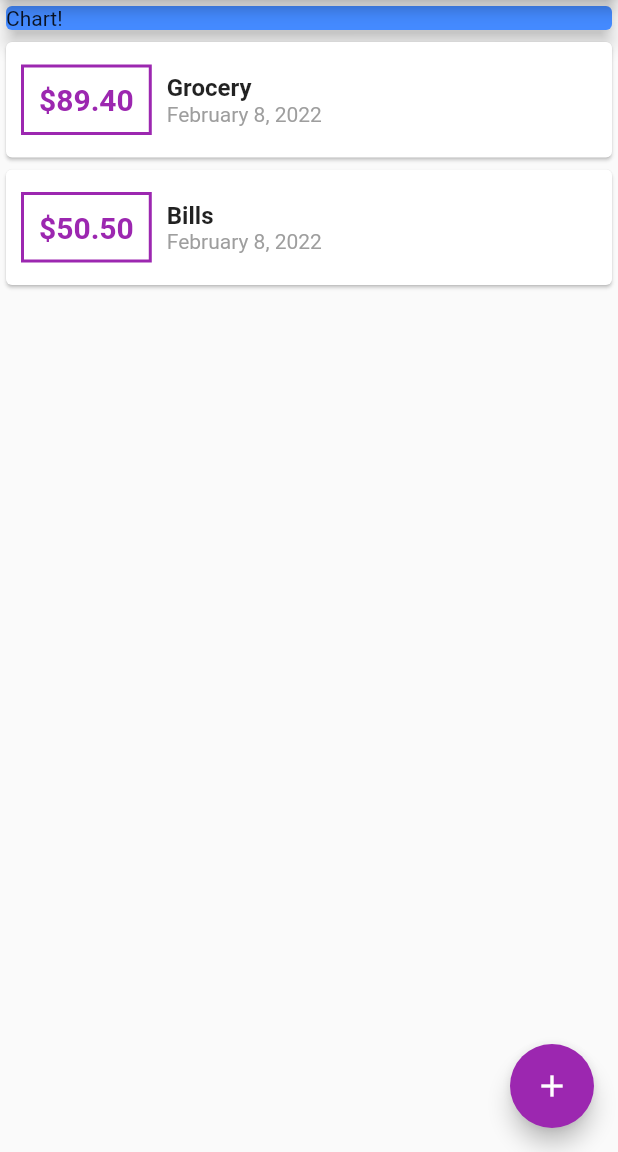
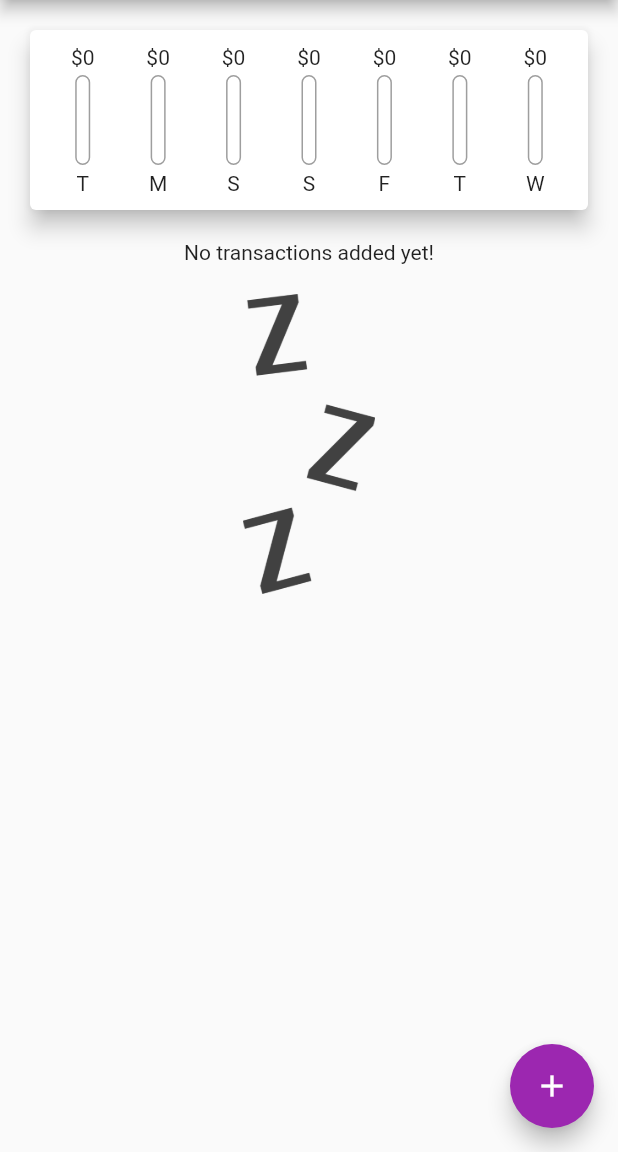
Before and after one commit to MahmoudNafea/expenses-flutter-app, a Flutter app: the screen it shows after launch, on a phone screen of 412 x 824 dp, the part 84-1236 px from its top. Run offline on Flutter 3.47's test engine with Material 2 defaults, Android fonts, the phone set to English and light mode, and no system bars.

Commit message:
working on transaction bar widget

```diff
--- a/lib/main.dart
+++ b/lib/main.dart
@@ -1,6 +1,7 @@
 import 'package:flutter/material.dart';
 import './widgets/new-transaction.dart';
 import '../widgets/transaction-list.dart';
+import '../widgets/chart.dart';
 import '../models/transaction.dart';
 
 void main() {
@@ -27,19 +28,29 @@ class MyHomePage extends StatefulWidget {
 
 class _MyHomePageState extends State<MyHomePage> {
   final List<Transaction> transactions = [
-    Transaction(
-      id: 'a1',
-      title: 'Grocery',
-      amount: 89.4,
-      date: DateTime.now(),
-    ),
-    Transaction(
-      id: 'a2',
-      title: 'Bills',
-      amount: 50.5,
-      date: DateTime.now(),
-    ),
+    // Transaction(
+    //   id: 'a1',
+    //   title: 'Grocery',
+    //   amount: 89.4,
+    //   date: DateTime.now(),
+    // ),
+    // Transaction(
+    //   id: 'a2',
+    //   title: 'Bills',
+    //   amount: 50.5,
+    //   date: DateTime.now(),
+    // ),
   ];
+
+  List<Transaction> get recentTransactions {
+    return transactions.where((element) {
+      return element.date.isAfter(
+        DateTime.now().subtract(
+          Duration(days: 7),
+        ),
+      );
+    }).toList();
+  }
 
   void _addNewTransaction(String title, double amount) {
     final newTx = Transaction(
@@ -77,14 +88,7 @@ class _MyHomePageState extends State<MyHomePage> {
       body: SingleChildScrollView(
         child: Column(
           children: [
-            Container(
-              child: Card(
-                child: Text('Chart!'),
-                elevation: 5,
-                color: Colors.blueAccent,
-              ),
-              width: double.infinity,
-            ),
+            Chart(recentTransactions),
             TransactionList(transactions),
           ],
         ),
--- /dev/null
+++ b/lib/widgets/chart-bar.dart
@@ -0,0 +1,46 @@
+import 'package:flutter/material.dart';
+
+class ChartBar extends StatelessWidget {
+  final String label;
+  final double spendingAmount;
+  final double spendingPercentage;
+
+  ChartBar(this.label, this.spendingAmount, this.spendingPercentage);
+  @override
+  Widget build(BuildContext context) {
+    return Column(
+      children: [
+        FittedBox(child: Text('\$${spendingAmount.toStringAsFixed(0)}')),
+        SizedBox(
+          height: 4,
+        ),
+        Container(
+          height: 60,
+          width: 10,
+          child: Stack(
+            children: [
+              Container(
+                decoration: BoxDecoration(
+                    border: Border.all(color: Colors.grey, width: 1),
+                    color: Color.fromRGBO(220, 220, 220, 0),
+                    borderRadius: BorderRadius.circular(10)),
+              ),
+              FractionallySizedBox(
+                heightFactor: spendingPercentage,
+                child: Container(
+                  decoration: BoxDecoration(
+                      color: Theme.of(context).primaryColor,
+                      borderRadius: BorderRadius.circular(10)),
+                ),
+              )
+            ],
+          ),
+        ),
+        SizedBox(
+          height: 4,
+        ),
+        Text(label)
+      ],
+    );
+  }
+}
--- /dev/null
+++ b/lib/widgets/chart.dart
@@ -0,0 +1,62 @@
+import 'package:flutter/material.dart';
+import '../models/transaction.dart';
+import 'package:intl/intl.dart';
+import './chart-bar.dart';
+
+class Chart extends StatelessWidget {
+  final List<Transaction> recentTransactions;
+
+  Chart(this.recentTransactions);
+
+  List get groupedTransactionValues {
+    return List.generate(7, (index) {
+      final weekDay = DateTime.now().subtract(Duration(days: index));
+
+      var totalSum = 0.0;
+
+      for (var i = 0; i < recentTransactions.length; i++) {
+        if (recentTransactions[i].date.day == weekDay.day &&
+            recentTransactions[i].date.month == weekDay.month &&
+            recentTransactions[i].date.year == weekDay.year) {
+          totalSum += recentTransactions[i].amount;
+        }
+      }
+
+      return {
+        'day': DateFormat.E().format(weekDay).substring(0, 1),
+        'amount': totalSum
+      };
+    });
+  }
+
+  double get totalSpending {
+    return groupedTransactionValues.fold(
+        0.0, (sum, item) => sum + (item['amount'] as double));
+  }
+
+  @override
+  Widget build(BuildContext context) {
+    print(groupedTransactionValues);
+    return Card(
+      elevation: 6,
+      margin: EdgeInsets.all(20),
+      child: Padding(
+        padding: EdgeInsets.all(10),
+        child: Row(
+          mainAxisAlignment: MainAxisAlignment.spaceAround,
+          children: groupedTransactionValues.map((data) {
+            return Flexible(
+              fit: FlexFit.tight,
+              child: ChartBar(
+                  data['day'],
+                  data['amount'],
+                  totalSpending == 0
+                      ? 0.0
+                      : (data['amount'] as double) / totalSpending),
+            );
+          }).toList(),
+        ),
+      ),
+    );
+  }
+}
--- a/lib/widgets/transaction-list.dart
+++ b/lib/widgets/transaction-list.dart
@@ -11,13 +11,29 @@ class TransactionList extends StatelessWidget {
   Widget build(BuildContext context) {
     return Container(
       height: 300,
-      child: ListView.builder(
+      child: transactions.isEmpty
+          ? Column(
+              children: [
+                Text('No transactions added yet!'),
+                SizedBox(
+                  height: 20,
+                ),
+                Container(
+                    height: 200,
+                    child: Image.asset(
+                      'assets/images/waiting.png',
+                      fit: BoxFit.cover,
+                    )),
+              ],
+            )
+          : ListView.builder(
               itemBuilder: (ctx, index) {
                 return Card(
                   child: Row(
                     children: [
                       Container(
-                  margin: EdgeInsets.symmetric(horizontal: 10, vertical: 15),
+                        margin:
+                            EdgeInsets.symmetric(horizontal: 10, vertical: 15),
                         decoration: BoxDecoration(
                           border: Border.all(color: Colors.purple, width: 2),
                         ),
@@ -41,7 +57,8 @@ class TransactionList extends StatelessWidget {
                             ),
                           ),
                           Text(
-                      DateFormat.yMMMMd().format(transactions[index].date),
+                            DateFormat.yMMMMd()
+                                .format(transactions[index].date),
                             style: TextStyle(
                               color: Colors.grey,
                             ),
--- a/pubspec.yaml
+++ b/pubspec.yaml
@@ -59,8 +59,8 @@ flutter:
   uses-material-design: true
 
   # To add assets to your application, add an assets section, like this:
-  # assets:
-  #   - images/a_dot_burr.jpeg
+  assets:
+    - assets/images/waiting.png
   #   - images/a_dot_ham.jpeg
 
   # An image asset can refer to one or more resolution-specific "variants", see
```
Also changed, not shown: assets/images/waiting.png (added). Lines whose indentation alone changed are shown as unchanged.
